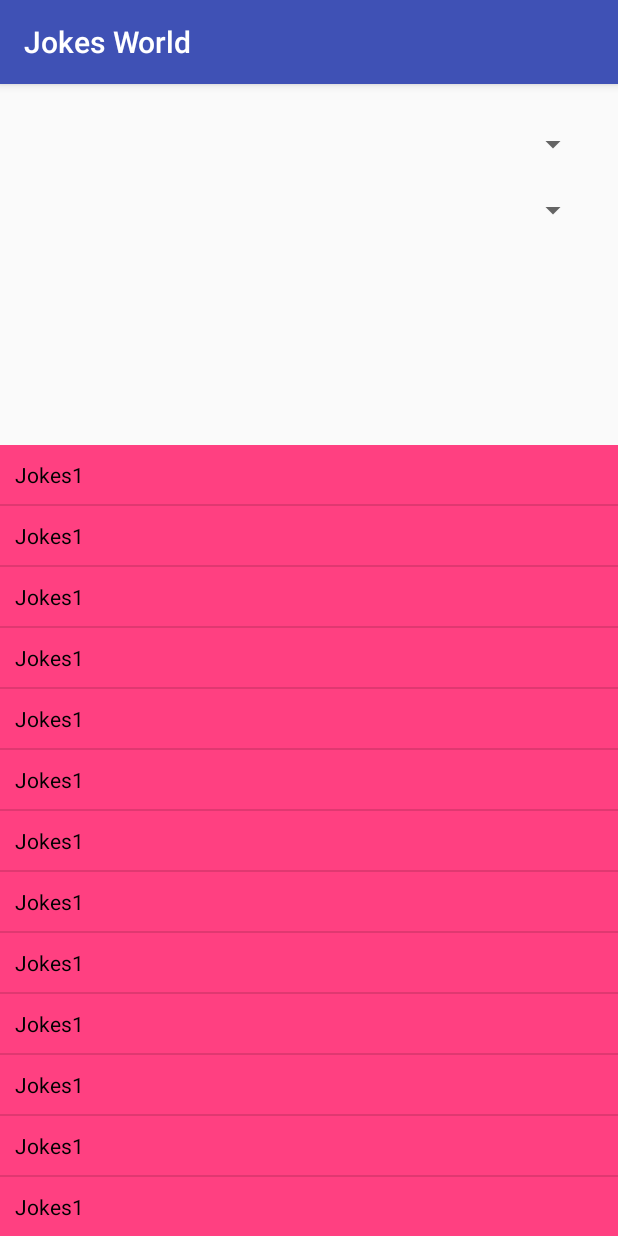
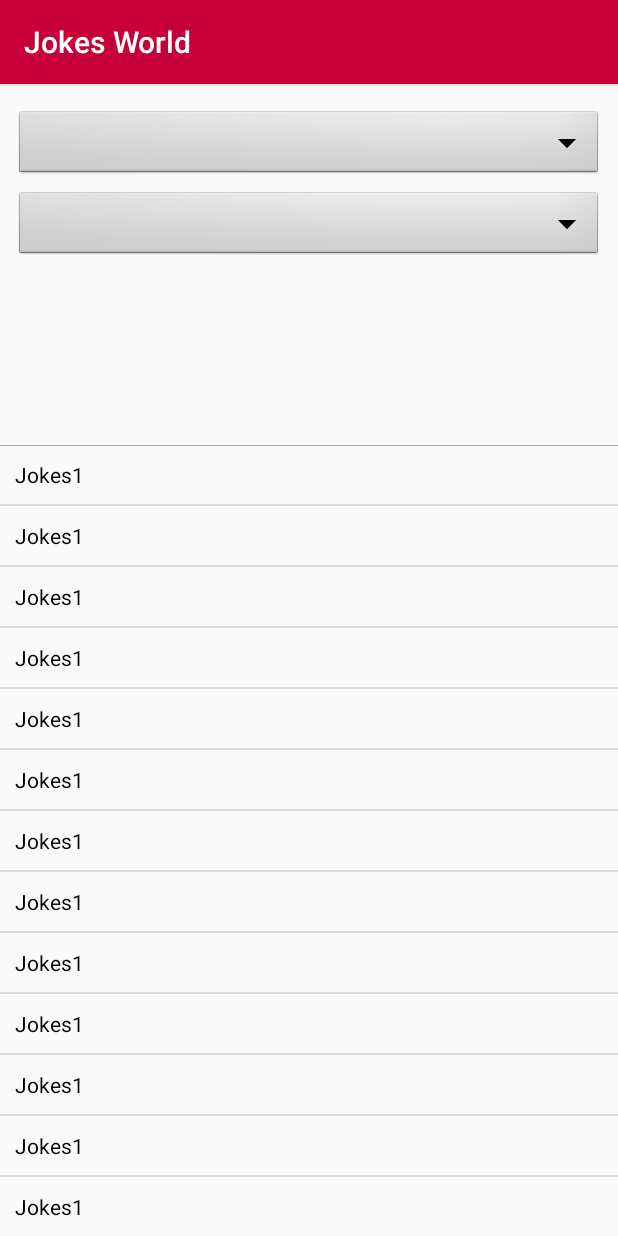
Before and after one commit to PankajAS/JokesWorld, an Android app: the screen it shows after launch (MainActivity), on a phone screen of 412 x 824 dp. Run offline under Robolectric (Android 15) with nearby library versions, the phone set to English and light mode, and no system bars.

Commit message:
Some design changes for dropdown list.

```diff
--- a/app/src/main/res/layout/activity_main.xml
+++ b/app/src/main/res/layout/activity_main.xml
@@ -12,35 +12,43 @@
         android:layout_height="wrap_content"
         android:layout_alignParentTop="true"
         android:layout_centerHorizontal="true"
-        android:layout_marginTop="12dp"
         android:id="@+id/lang"
         android:entries="@array/Fun_Language"
-        android:layout_marginLeft="19dp"
-        android:layout_marginRight="19dp" />
+        android:background="@android:drawable/btn_dropdown"
+        android:spinnerMode="dropdown"
+        android:layout_marginLeft="10dp"
+        android:layout_marginRight="10dp" />
 
     <Spinner
         android:layout_width="match_parent"
         android:layout_height="wrap_content"
         android:layout_below="@+id/lang"
         android:layout_centerHorizontal="true"
-        android:layout_marginTop="20dp"
         android:id="@+id/category"
         android:entries="@array/Fun_Category"
-        android:layout_marginLeft="19dp"
-        android:layout_marginRight="19dp" />
+        android:background="@android:drawable/btn_dropdown"
+        android:spinnerMode="dropdown"
+        android:layout_marginLeft="10dp"
+        android:layout_marginRight="10dp"
+        android:layout_marginTop="5dp" />
 
 
     <RelativeLayout
         android:layout_width="wrap_content"
         android:layout_height="wrap_content"
-        android:background="@color/colorAccent"
+
         android:layout_centerHorizontal="true"
-        android:layout_marginTop="100dp"
+        android:layout_marginTop="120dp"
         android:layout_alignParentTop="false"
         android:id="@+id/relative2"
         android:layout_alignParentStart="false"
         android:layout_alignParentBottom="true">
-
+        <View
+            android:layout_width="match_parent"
+            android:layout_below="@+id/lastmsg"
+            android:layout_height="1px"
+            android:id="@+id/listViewDivider"
+            android:background="@android:color/darker_gray" />
         <include
             android:layout_width="match_parent"
             android:layout_height="wrap_content"
--- a/app/src/main/res/layout/details_view.xml
+++ b/app/src/main/res/layout/details_view.xml
@@ -9,7 +9,9 @@
         android:layout_height="wrap_content"
         android:id="@+id/btnShare"
         android:layout_alignParentBottom="true"
-        android:layout_margin="15dp" />
+        android:layout_margin="15dp"
+        android:background="@color/colorPrimaryDark"
+        android:textColor="@android:color/white" />
 
     <TextView
         android:text="TextView"
--- a/app/src/main/res/values/colors.xml
+++ b/app/src/main/res/values/colors.xml
@@ -1,7 +1,15 @@
 <?xml version="1.0" encoding="utf-8"?>
 <resources>
-    <color name="colorPrimary">#3F51B5</color>
-    <color name="colorPrimaryDark">#303F9F</color>
+   <!-- <color name="colorPrimary">#3F51B5</color>
+    <color name="colorPrimaryDark">#303F9F</color> -->
+
+
+    <color name="colorPrimary">#c70039</color>
+    <color name="colorPrimaryLight">#FAED4D4F</color>
+    <color name="colorPrimaryDark">#900c3f</color>
+
+
+
     <color name="colorAccent">#ff4081</color>
 
 </resources>
```
